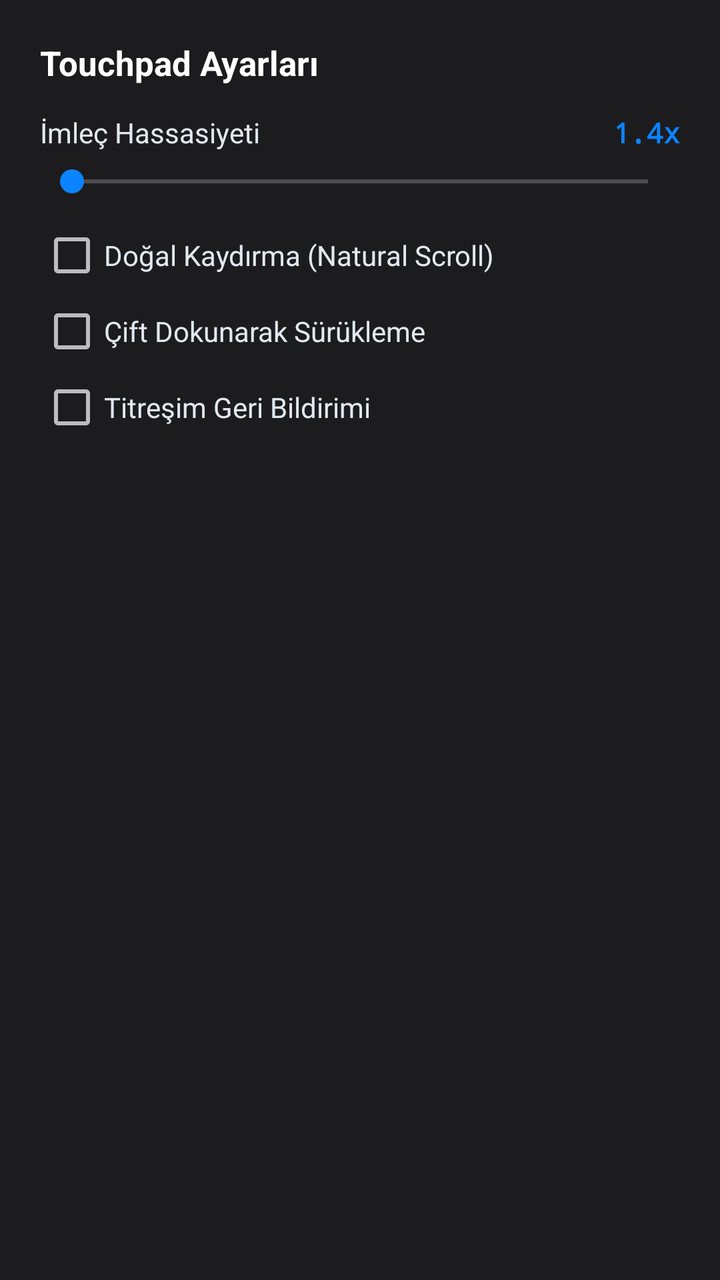
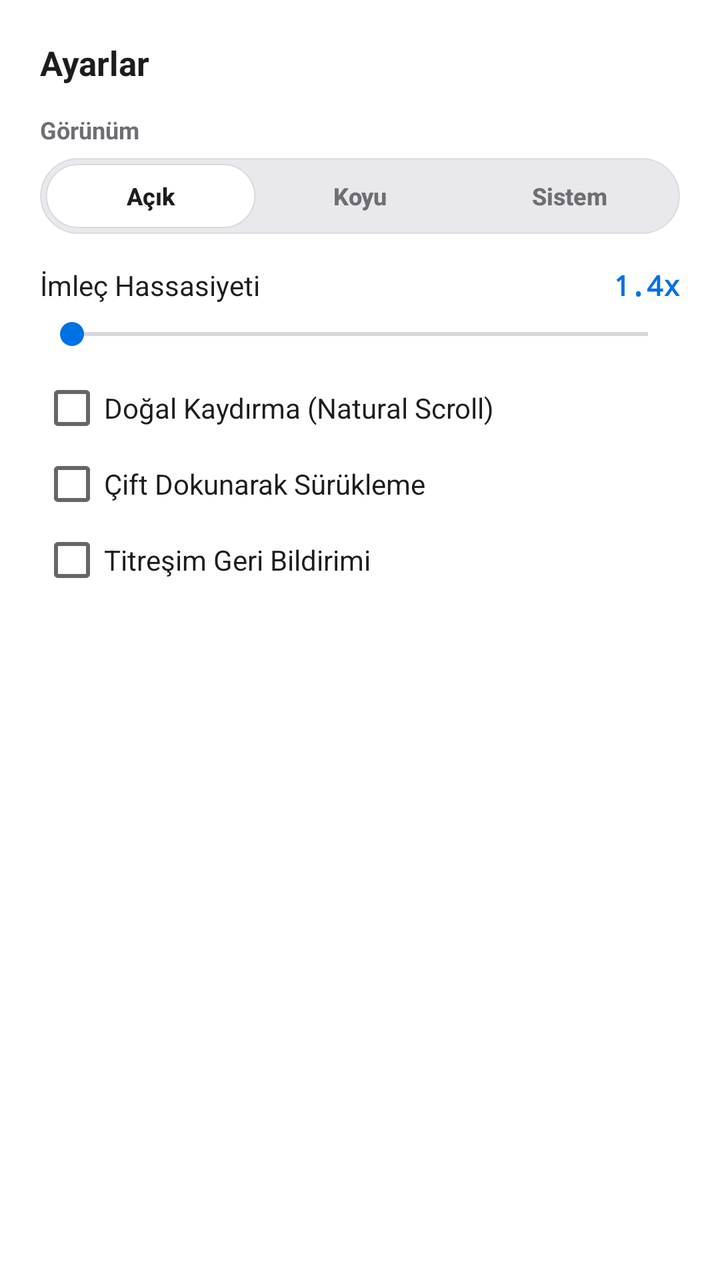

Screens rendered from an Android XML layout before and after an edit, with the pre-edit source and the edit as a unified diff.
<!-- AndroidManifest.xml: application theme Theme.RemotePCPlus -->
<!-- res/layout/dialog_settings.xml -->
<?xml version="1.0" encoding="utf-8"?>
<LinearLayout xmlns:android="http://schemas.android.com/apk/res/android"
    android:layout_width="match_parent"
    android:layout_height="wrap_content"
    android:background="#1C1C1E"
    android:orientation="vertical"
    android:padding="20dp">

    <TextView
        android:layout_width="wrap_content"
        android:layout_height="wrap_content"
        android:text="Touchpad Ayarları"
        android:textColor="#FFFFFF"
        android:textSize="17sp"
        android:textStyle="bold" />

    <LinearLayout
        android:layout_width="match_parent"
        android:layout_height="wrap_content"
        android:layout_marginTop="14dp"
        android:orientation="horizontal">

        <TextView
            android:layout_width="0dp"
            android:layout_height="wrap_content"
            android:layout_weight="1"
            android:text="İmleç Hassasiyeti"
            android:textColor="#E2E8F0"
            android:textSize="14sp" />

        <TextView
            android:id="@+id/tvSensValue"
            android:layout_width="wrap_content"
            android:layout_height="wrap_content"
            android:fontFamily="monospace"
            android:text="1.4x"
            android:textColor="#0A84FF"
            android:textSize="14sp"
            android:textStyle="bold" />
    </LinearLayout>

    <SeekBar
        android:id="@+id/seekSens"
        android:layout_width="match_parent"
        android:layout_height="wrap_content"
        android:layout_marginTop="6dp" />

    <CheckBox
        android:id="@+id/chkNaturalScroll"
        android:layout_width="match_parent"
        android:layout_height="wrap_content"
        android:layout_marginTop="12dp"
        android:text="Doğal Kaydırma (Natural Scroll)"
        android:textColor="#E2E8F0"
        android:textSize="14sp" />

    <CheckBox
        android:id="@+id/chkDoubleTapDrag"
        android:layout_width="match_parent"
        android:layout_height="wrap_content"
        android:layout_marginTop="6dp"
        android:text="Çift Dokunarak Sürükleme"
        android:textColor="#E2E8F0"
        android:textSize="14sp" />

    <CheckBox
        android:id="@+id/chkHaptics"
        android:layout_width="match_parent"
        android:layout_height="wrap_content"
        android:layout_marginTop="6dp"
        android:text="Titreşim Geri Bildirimi"
        android:textColor="#E2E8F0"
        android:textSize="14sp" />
</LinearLayout>
<!-- resources referenced by this layout -->
<resources>
  <style name="Theme.RemotePCPlus" parent="Theme.AppCompat.NoActionBar">
          <item name="android:windowBackground">#000000</item>
          <item name="android:statusBarColor">#000000</item>
          <item name="android:navigationBarColor">#000000</item>
          <item name="colorAccent">#0A84FF</item>
      </style>
</resources>

<!-- the commit's change to res/layout/dialog_settings.xml (unified diff, before → after) -->
@@ -2,22 +2,80 @@
 <LinearLayout xmlns:android="http://schemas.android.com/apk/res/android"
     android:layout_width="match_parent"
     android:layout_height="wrap_content"
-    android:background="#1C1C1E"
+    android:background="@color/surface_card"
     android:orientation="vertical"
     android:padding="20dp">
 
     <TextView
         android:layout_width="wrap_content"
         android:layout_height="wrap_content"
-        android:text="Touchpad Ayarları"
-        android:textColor="#FFFFFF"
+        android:text="Ayarlar"
+        android:textColor="@color/ink_primary"
         android:textSize="17sp"
+        android:textStyle="bold" />
+
+    
+    <TextView
+        android:layout_width="wrap_content"
+        android:layout_height="wrap_content"
+        android:layout_marginTop="14dp"
+        android:text="Görünüm"
+        android:textColor="@color/ink_secondary"
+        android:textSize="12sp"
         android:textStyle="bold" />
 
     <LinearLayout
         android:layout_width="match_parent"
+        android:layout_height="38dp"
+        android:layout_marginTop="6dp"
+        android:background="@drawable/bg_pill"
+        android:orientation="horizontal"
+        android:padding="3dp">
+
+        <Button
+            android:id="@+id/btnThemeLight"
+            android:layout_width="0dp"
+            android:layout_height="match_parent"
+            android:layout_weight="1"
+            android:background="@drawable/bg_tab_active"
+            android:minHeight="0dp"
+            android:text="Açık"
+            android:textAllCaps="false"
+            android:textColor="@color/ink_primary"
+            android:textSize="12sp"
+            android:textStyle="bold" />
+
+        <Button
+            android:id="@+id/btnThemeDark"
+            android:layout_width="0dp"
+            android:layout_height="match_parent"
+            android:layout_weight="1"
+            android:background="@drawable/bg_tab_idle"
+            android:minHeight="0dp"
+            android:text="Koyu"
+            android:textAllCaps="false"
+            android:textColor="@color/ink_secondary"
+            android:textSize="12sp"
+            android:textStyle="bold" />
+
+        <Button
+            android:id="@+id/btnThemeSystem"
+            android:layout_width="0dp"
+            android:layout_height="match_parent"
+            android:layout_weight="1"
+            android:background="@drawable/bg_tab_idle"
+            android:minHeight="0dp"
+            android:text="Sistem"
+            android:textAllCaps="false"
+            android:textColor="@color/ink_secondary"
+            android:textSize="12sp"
+            android:textStyle="bold" />
+    </LinearLayout>
+
+    <LinearLayout
+        android:layout_width="match_parent"
         android:layout_height="wrap_content"
-        android:layout_marginTop="14dp"
+        android:layout_marginTop="16dp"
         android:orientation="horizontal">
 
         <TextView
@@ -25,7 +83,7 @@
             android:layout_height="wrap_content"
             android:layout_weight="1"
             android:text="İmleç Hassasiyeti"
-            android:textColor="#E2E8F0"
+            android:textColor="@color/ink_primary"
             android:textSize="14sp" />
 
         <TextView
@@ -34,7 +92,7 @@
             android:layout_height="wrap_content"
             android:fontFamily="monospace"
             android:text="1.4x"
-            android:textColor="#0A84FF"
+            android:textColor="@color/accent_blue"
             android:textSize="14sp"
             android:textStyle="bold" />
     </LinearLayout>
@@ -51,7 +109,7 @@
         android:layout_height="wrap_content"
         android:layout_marginTop="12dp"
         android:text="Doğal Kaydırma (Natural Scroll)"
-        android:textColor="#E2E8F0"
+        android:textColor="@color/ink_primary"
         android:textSize="14sp" />
 
     <CheckBox
@@ -60,7 +118,7 @@
         android:layout_height="wrap_content"
         android:layout_marginTop="6dp"
         android:text="Çift Dokunarak Sürükleme"
-        android:textColor="#E2E8F0"
+        android:textColor="@color/ink_primary"
         android:textSize="14sp" />
 
     <CheckBox
@@ -69,6 +127,6 @@
         android:layout_height="wrap_content"
         android:layout_marginTop="6dp"
         android:text="Titreşim Geri Bildirimi"
-        android:textColor="#E2E8F0"
+        android:textColor="@color/ink_primary"
         android:textSize="14sp" />
 </LinearLayout>
<!-- resource entries referenced after the edit -->
@@ -1,10 +1,39 @@
 <!-- resources referenced by this layout -->
 <resources>
-  <style name="Theme.RemotePCPlus" parent="Theme.AppCompat.NoActionBar">
-          <item name="android:windowBackground">#000000</item>
-          <item name="android:statusBarColor">#000000</item>
-          <item name="android:navigationBarColor">#000000</item>
-          <item name="colorAccent">#0A84FF</item>
+  <color name="accent_blue">#0071E3</color>
+  <color name="ink_primary">#1D1D1F</color>
+  <color name="ink_secondary">#6E6E73</color>
+  <color name="surface_card">#FFFFFF</color>
+  <!-- drawable bg_pill (drawable) -->
+  <?xml version="1.0" encoding="utf-8"?>
+  <shape xmlns:android="http://schemas.android.com/apk/res/android" android:shape="rectangle">
+      <solid android:color="@color/surface_pill" />
+      <stroke android:width="0.5dp" android:color="@color/border_hairline" />
+      <corners android:radius="20dp" />
+  </shape>
+  <!-- drawable bg_tab_active (drawable) -->
+  <?xml version="1.0" encoding="utf-8"?>
+  <shape xmlns:android="http://schemas.android.com/apk/res/android" android:shape="rectangle">
+      <solid android:color="@color/surface_tab_active" />
+      <stroke android:width="0.5dp" android:color="@color/border_hairline" />
+      <corners android:radius="16dp" />
+  </shape>
+  <!-- drawable bg_tab_idle (drawable) -->
+  <?xml version="1.0" encoding="utf-8"?>
+  <shape xmlns:android="http://schemas.android.com/apk/res/android" android:shape="rectangle">
+      <solid android:color="@android:color/transparent" />
+      <corners android:radius="16dp" />
+  </shape>
+  <style name="Theme.RemotePCPlus" parent="Theme.AppCompat.DayNight.NoActionBar">
+          <item name="android:windowBackground">@color/bg_canvas</item>
+          <item name="android:statusBarColor">@color/bg_canvas</item>
+          <item name="android:navigationBarColor">@color/bg_canvas</item>
+          <item name="android:windowLightStatusBar">true</item>
+          <item name="colorAccent">@color/accent_blue</item>
       </style>
+  <color name="surface_pill">#E8E8ED</color>
+  <color name="border_hairline">#18000000</color>
+  <color name="surface_tab_active">#FFFFFF</color>
+  <color name="bg_canvas">#F5F5F7</color>
 </resources>
 
